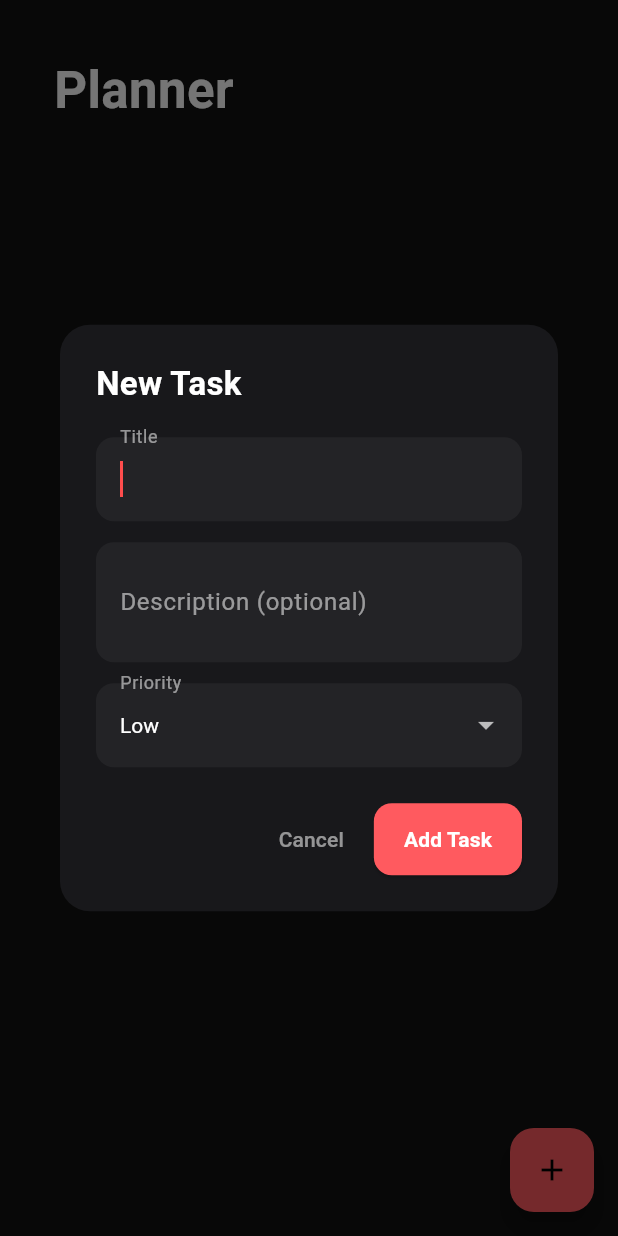
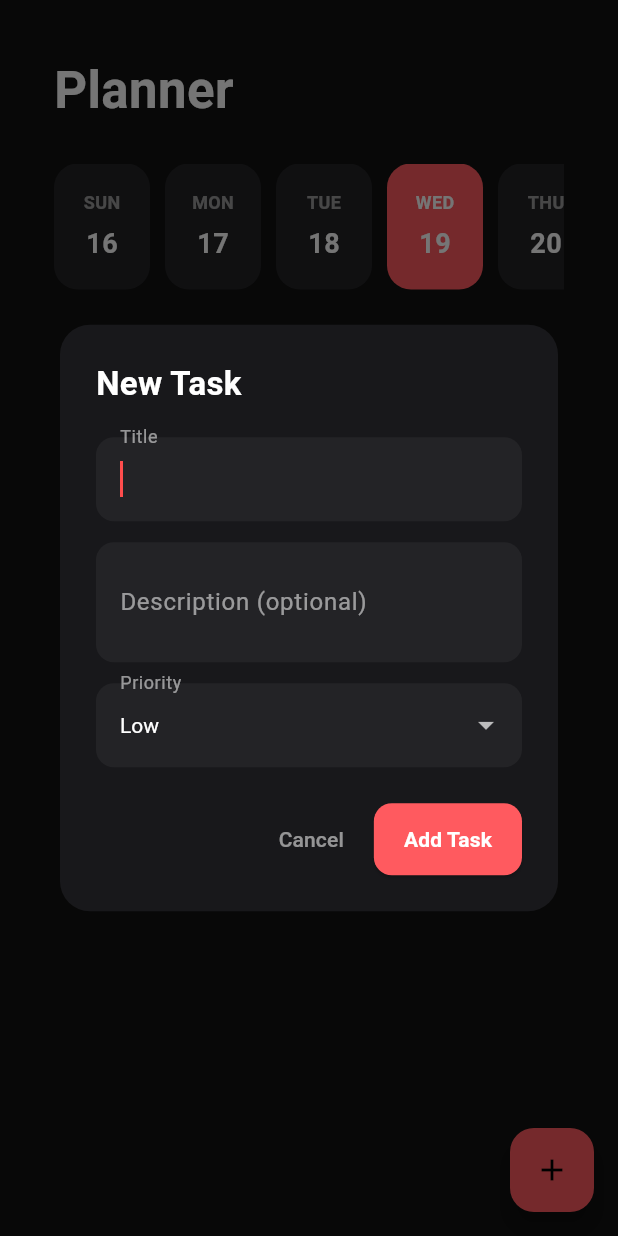
Before and after one commit to sabaris02/pulse-os, a Flutter app: the PlannerScreen screen opened by its route, after a tap on the "add" icon, on a phone screen of 412 x 824 dp. Run offline on Flutter 3.47's test engine with Material 3 defaults, Android fonts, the phone set to English and light mode, and no system bars; our stand-ins replace flutter_riverpod, go_router, hive, hive_flutter; accounts and stored records are empty.

Commit message:
feat: add date-aware planner with calendar strip and per-day task filtering

```diff
--- a/lib/features/planner/planner_screen.dart
+++ b/lib/features/planner/planner_screen.dart
@@ -3,14 +3,29 @@ import 'package:flutter_riverpod/flutter_riverpod.dart';
 
 import 'providers/planner_provider.dart';
 import 'widgets/add_task_dialog.dart';
+import 'widgets/calendar_strip.dart';
 import 'widgets/task_tile.dart';
 
-class PlannerScreen extends ConsumerWidget {
+class PlannerScreen extends ConsumerStatefulWidget {
   const PlannerScreen({super.key});
 
   @override
-  Widget build(BuildContext context, WidgetRef ref) {
-    final tasks = ref.watch(plannerProvider);
+  ConsumerState<PlannerScreen> createState() => _PlannerScreenState();
+}
+
+class _PlannerScreenState extends ConsumerState<PlannerScreen> {
+  DateTime _selectedDate = DateTime.now();
+
+  bool _isSameDay(DateTime a, DateTime b) {
+    return a.year == b.year && a.month == b.month && a.day == b.day;
+  }
+
+  @override
+  Widget build(BuildContext context) {
+    final allTasks = ref.watch(plannerProvider);
+    final tasks = allTasks
+        .where((task) => _isSameDay(task.date, _selectedDate))
+        .toList();
 
     return Scaffold(
       backgroundColor: const Color(0xff111111),
@@ -19,7 +34,7 @@ class PlannerScreen extends ConsumerWidget {
         onPressed: () {
           showDialog(
             context: context,
-            builder: (context) => const AddTaskDialog(),
+            builder: (context) => AddTaskDialog(date: _selectedDate),
           );
         },
         child: const Icon(Icons.add),
@@ -37,12 +52,19 @@ class PlannerScreen extends ConsumerWidget {
                 color: Colors.white,
               ),
             ),
-            const SizedBox(height: 30),
+            const SizedBox(height: 24),
+            CalendarStrip(
+              selectedDate: _selectedDate,
+              onDateSelected: (date) {
+                setState(() => _selectedDate = date);
+              },
+            ),
+            const SizedBox(height: 24),
             Expanded(
               child: tasks.isEmpty
                   ? const Center(
                       child: Text(
-                        "No tasks yet",
+                        "No tasks for this day",
                         style: TextStyle(color: Colors.white54, fontSize: 16),
                       ),
                     )
--- a/lib/features/planner/widgets/add_task_dialog.dart
+++ b/lib/features/planner/widgets/add_task_dialog.dart
@@ -6,7 +6,9 @@ import '../models/task_model.dart';
 import '../providers/planner_provider.dart';
 
 class AddTaskDialog extends ConsumerStatefulWidget {
-  const AddTaskDialog({super.key});
+  final DateTime date;
+
+  const AddTaskDialog({super.key, required this.date});
 
   @override
   ConsumerState<AddTaskDialog> createState() => _AddTaskDialogState();
@@ -32,7 +34,7 @@ class _AddTaskDialogState extends ConsumerState<AddTaskDialog> {
       id: const Uuid().v4(),
       title: _titleController.text.trim(),
       description: _descriptionController.text.trim(),
-      date: DateTime.now(),
+      date: widget.date,
       category: _category,
       priority: _priority,
     );
--- a/lib/features/planner/widgets/calendar_strip.dart
+++ b/lib/features/planner/widgets/calendar_strip.dart
@@ -0,0 +1,80 @@
+import 'package:flutter/material.dart';
+import 'package:intl/intl.dart';
+
+class CalendarStrip extends StatelessWidget {
+  final DateTime selectedDate;
+  final ValueChanged<DateTime> onDateSelected;
+
+  const CalendarStrip({
+    super.key,
+    required this.selectedDate,
+    required this.onDateSelected,
+  });
+
+  @override
+  Widget build(BuildContext context) {
+    final today = DateTime.now();
+    final days = List.generate(
+      14,
+      (index) => DateTime(today.year, today.month, today.day)
+          .subtract(const Duration(days: 3))
+          .add(Duration(days: index)),
+    );
+
+    return SizedBox(
+      height: 84,
+      child: ListView.separated(
+        scrollDirection: Axis.horizontal,
+        itemCount: days.length,
+        separatorBuilder: (context, index) => const SizedBox(width: 10),
+        itemBuilder: (context, index) {
+          final day = days[index];
+          final isSelected = _isSameDay(day, selectedDate);
+          final isToday = _isSameDay(day, today);
+
+          return GestureDetector(
+            onTap: () => onDateSelected(day),
+            child: Container(
+              width: 64,
+              decoration: BoxDecoration(
+                color: isSelected
+                    ? const Color(0xFFFF5A5F)
+                    : const Color(0xFF232326),
+                borderRadius: BorderRadius.circular(16),
+                border: isToday && !isSelected
+                    ? Border.all(color: const Color(0xFFFF5A5F), width: 1.5)
+                    : null,
+              ),
+              child: Column(
+                mainAxisAlignment: MainAxisAlignment.center,
+                children: [
+                  Text(
+                    DateFormat('E').format(day).toUpperCase(),
+                    style: TextStyle(
+                      color: isSelected ? Colors.white : Colors.white54,
+                      fontSize: 12,
+                      fontWeight: FontWeight.w600,
+                    ),
+                  ),
+                  const SizedBox(height: 6),
+                  Text(
+                    day.day.toString(),
+                    style: TextStyle(
+                      color: isSelected ? Colors.white : Colors.white,
+                      fontSize: 18,
+                      fontWeight: FontWeight.bold,
+                    ),
+                  ),
+                ],
+              ),
+            ),
+          );
+        },
+      ),
+    );
+  }
+
+  bool _isSameDay(DateTime a, DateTime b) {
+    return a.year == b.year && a.month == b.month && a.day == b.day;
+  }
+}
```
